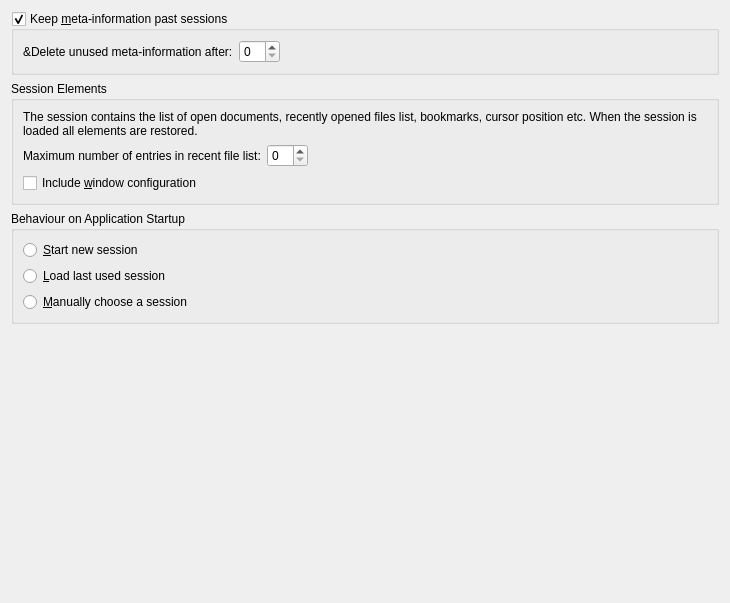
This is kate/ui/sessionconfigwidget.ui in KDE/kate as Qt 5 draws it before an edit. The edited form follows.
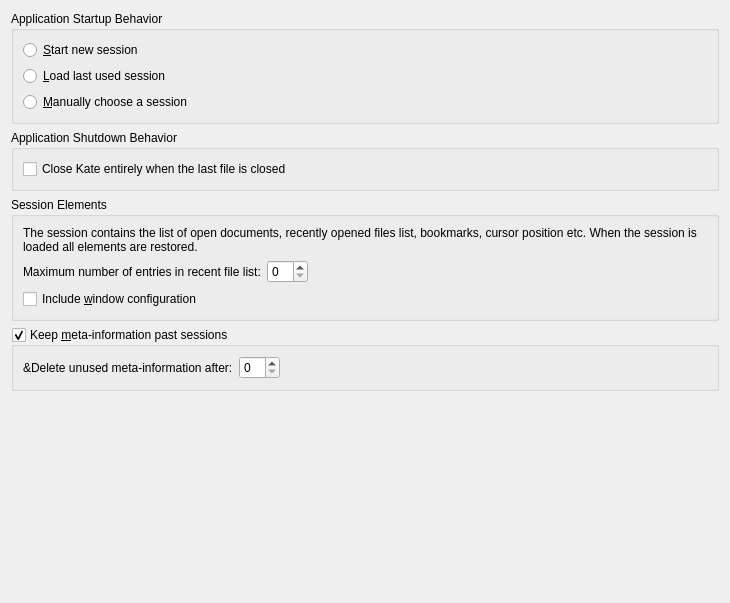
This is the edited form. Custom widgets are drawn as their Qt base class.

Commit message: move shutdown behavior to session page, like startup behavior

What changed in the file:
```diff
--- a/kate/ui/sessionconfigwidget.ui
+++ b/kate/ui/sessionconfigwidget.ui
@@ -12,43 +12,50 @@
   </property>
   <layout class="QVBoxLayout" name="verticalLayout_4">
    <item>
-    <widget class="QGroupBox" name="saveMetaInfos">
-     <property name="whatsThis">
-      <string>Check this if you want document configuration like for example bookmarks to be saved past editor sessions. The configuration will be restored if the document has not changed when reopened.</string>
-     </property>
+    <widget class="QGroupBox" name="gbAppStartup">
      <property name="title">
-      <string>Keep &amp;meta-information past sessions</string>
+      <string>Application Startup Behavior</string>
      </property>
-     <property name="checkable">
-      <bool>true</bool>
-     </property>
-     <layout class="QVBoxLayout" name="verticalLayout">
+     <layout class="QVBoxLayout" name="verticalLayout_2">
       <item>
-       <layout class="QHBoxLayout" name="horizontalLayout_2">
-        <item>
-         <widget class="QLabel" name="label_3">
+       <widget class="QRadioButton" name="startNewSessionRadioButton">
           <property name="text">
-           <string>&amp;Delete unused meta-information after:</string>
+         <string>&amp;Start new session</string>
           </property>
          </widget>
         </item>
         <item>
-         <widget class="KPluralHandlingSpinBox" name="daysMetaInfos"/>
+       <widget class="QRadioButton" name="loadLastUserSessionRadioButton">
+        <property name="text">
+         <string>&amp;Load last used session</string>
+        </property>
+       </widget>
         </item>
         <item>
-         <spacer name="horizontalSpacer_2">
-          <property name="orientation">
-           <enum>Qt::Horizontal</enum>
-          </property>
-          <property name="sizeHint" stdset="0">
-           <size>
-            <width>40</width>
-            <height>20</height>
-           </size>
-          </property>
-         </spacer>
-        </item>
-       </layout>
+       <widget class="QRadioButton" name="manuallyChooseSessionRadioButton">
+        <property name="text">
+         <string>&amp;Manually choose a session</string>
+        </property>
+       </widget>
+      </item>
+     </layout>
+    </widget>
+   </item>
+   <item>
+    <widget class="QGroupBox" name="groupBox">
+     <property name="title">
+      <string>Application Shutdown Behavior</string>
+     </property>
+     <layout class="QVBoxLayout" name="verticalLayout_5">
+      <item>
+       <widget class="QCheckBox" name="modCloseAfterLast">
+        <property name="whatsThis">
+         <string>If enabled, Kate will shutdown when the last file being edited is closed, otherwise a blank page will open so that you can start a new file.</string>
+        </property>
+        <property name="text">
+         <string>Close Kate entirely when the last file is closed</string>
+        </property>
+       </widget>
       </item>
      </layout>
     </widget>
@@ -113,31 +120,43 @@
     </widget>
    </item>
    <item>
-    <widget class="QGroupBox" name="gbAppStartup">
+    <widget class="QGroupBox" name="saveMetaInfos">
+     <property name="whatsThis">
+      <string>Check this if you want document configuration like for example bookmarks to be saved past editor sessions. The configuration will be restored if the document has not changed when reopened.</string>
+     </property>
      <property name="title">
-      <string>Behaviour on Application Startup</string>
+      <string>Keep &amp;meta-information past sessions</string>
      </property>
-     <layout class="QVBoxLayout" name="verticalLayout_2">
+     <property name="checkable">
+      <bool>true</bool>
+     </property>
+     <layout class="QVBoxLayout" name="verticalLayout">
       <item>
-       <widget class="QRadioButton" name="startNewSessionRadioButton">
+       <layout class="QHBoxLayout" name="horizontalLayout_2">
+        <item>
+         <widget class="QLabel" name="label_3">
         <property name="text">
-         <string>&amp;Start new session</string>
+           <string>&amp;Delete unused meta-information after:</string>
         </property>
        </widget>
       </item>
       <item>
-       <widget class="QRadioButton" name="loadLastUserSessionRadioButton">
-        <property name="text">
-         <string>&amp;Load last used session</string>
-        </property>
-       </widget>
+         <widget class="KPluralHandlingSpinBox" name="daysMetaInfos"/>
       </item>
       <item>
-       <widget class="QRadioButton" name="manuallyChooseSessionRadioButton">
-        <property name="text">
-         <string>&amp;Manually choose a session</string>
-        </property>
-       </widget>
+         <spacer name="horizontalSpacer_2">
+          <property name="orientation">
+           <enum>Qt::Horizontal</enum>
+          </property>
+          <property name="sizeHint" stdset="0">
+           <size>
+            <width>40</width>
+            <height>20</height>
+           </size>
+          </property>
+         </spacer>
+        </item>
+       </layout>
       </item>
      </layout>
     </widget>
```
Lines whose indentation alone changed are shown as unchanged. The commit also changes 2 other files.
